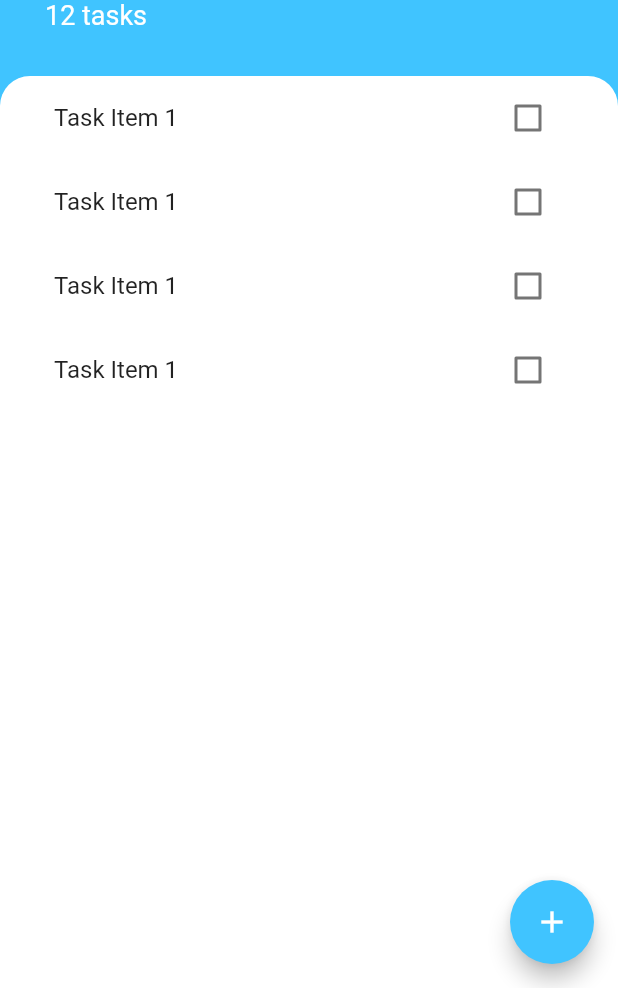
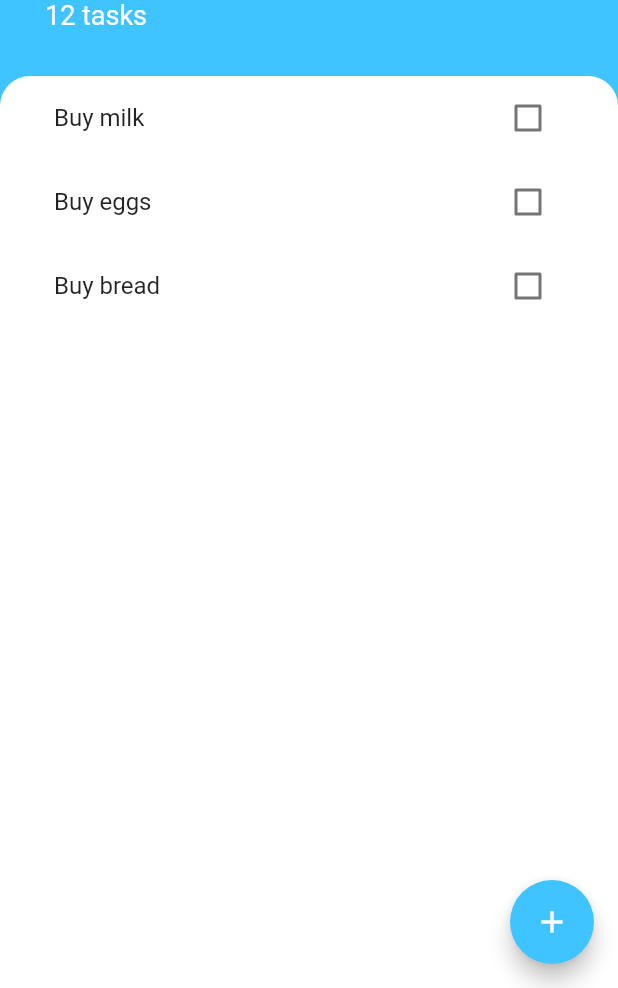
Before and after one commit to leobewater/flutter-todoey, a Flutter app: the screen it shows after launch, on a phone screen of 412 x 824 dp, the part 248-1236 px from its top. Run offline on Flutter 3.47's test engine with Material 2 defaults, Android fonts, the phone set to English and light mode, and no system bars.

Commit message:
put all tasks into a task list and dynamically populate them with ListView.builder

```diff
--- /dev/null
+++ b/lib/models/task.dart
@@ -0,0 +1,10 @@
+class Task {
+  Task({this.name = '', this.isDone = false});
+
+  final String name;
+  bool isDone;
+
+  void toggleDone() {
+    isDone = !isDone;
+  }
+}
--- a/lib/widgets/task_tile.dart
+++ b/lib/widgets/task_tile.dart
@@ -3,62 +3,36 @@ import 'package:flutter/material.dart';
 // StateWidget - state object it’s coupled with, is mutable and allows the rebuild of the widget whenever the state changes.
 // StatelessWidget - all of the widget’s properties are immutable.
 
-// convert StatelessWidget to StatefulWidget
-class TaskTile extends StatefulWidget {
-  @override
-  State<TaskTile> createState() => _TaskTileState();
-}
+class TaskTile extends StatelessWidget {
+  TaskTile({required this.isChecked, required this.taskTitle});
 
-// This is the state object
-class _TaskTileState extends State<TaskTile> {
-  bool isChecked = false;
-
-  // using callback to change parent properties value
-  // void checkboxCallback(bool? newValue) {
-  //   setState(() {
-  //     // add "!" exclamation mark after newValue to check for null safety
-  //     isChecked = newValue!;
-  //   });
-  // }
+  final bool isChecked;
+  final String taskTitle;
 
   @override
   Widget build(BuildContext context) {
     return ListTile(
       title: Text(
-        'Task Item 1',
+        taskTitle,
         style: TextStyle(
           // hide and show the line strike based on isChecked value
           decoration: isChecked ? TextDecoration.lineThrough : null,
         ),
       ),
       // passing parent value to child
-      trailing: TaskCheckbox(
-        isChecked,
-        // checkboxCallback,
-        (bool? newValue) {
-          setState(() {
-            // add "!" exclamation mark after newValue to check for null safety
-            isChecked = newValue!;
-          });
-        },
+      trailing: Checkbox(
+        activeColor: Colors.lightBlueAccent,
+        value: isChecked,
+        onChanged: (newvalue) {},
       ),
     );
   }
 }
 
-// all properties needed to be final and can't be changed in a StatelessWidget
-class TaskCheckbox extends StatelessWidget {
-  TaskCheckbox(this.checkboxState, this.changeFunc);
-
-  final bool checkboxState;
-  final Function(bool?) changeFunc;
-
-  @override
-  Widget build(BuildContext context) {
-    return Checkbox(
-      value: checkboxState,
-      activeColor: Colors.lightBlueAccent,
-      onChanged: changeFunc,
-    );
-  }
-}
+//
+// (bool? newValue) {
+//           setState(() {
+//             // add "!" exclamation mark after newValue to check for null safety
+//             isChecked = newValue!;
+//           });
+//         },
--- a/lib/widgets/tasks_list.dart
+++ b/lib/widgets/tasks_list.dart
@@ -1,14 +1,31 @@
 import 'package:flutter/material.dart';
 import 'package:todoey/widgets/task_tile.dart';
+import 'package:todoey/models/task.dart';
 
-class TasksList extends StatelessWidget {
+// convert this to a stateful widget so we can update the tasks
+class TasksList extends StatefulWidget {
+  @override
+  State<TasksList> createState() => _TasksListState();
+}
+
+class _TasksListState extends State<TasksList> {
+  // set up list to hold all tasks
+  List<Task> tasks = [
+    Task(name: 'Buy milk'),
+    Task(name: 'Buy eggs'),
+    Task(name: 'Buy bread'),
+  ];
+
   @override
   Widget build(BuildContext context) {
-    return ListView(children: [
-      TaskTile(),
-      TaskTile(),
-      TaskTile(),
-      TaskTile(),
-    ]);
+    return ListView.builder(
+      itemBuilder: (context, index) {
+        return TaskTile(
+          isChecked: tasks[index].isDone,
+          taskTitle: tasks[index].name,
+        );
+      },
+      itemCount: tasks.length,
+    );
   }
 }
```
